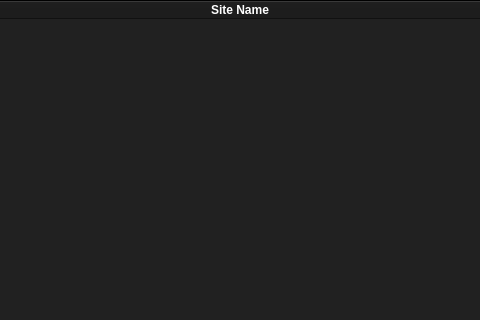
This is ui/blockedweb.ui in HowePersonal/DistractionBlocker as Qt 5 draws it before an edit; both pictures show x 207 to 687 and y 0 to 320 of the 894 by 866 pixel window. The edited form follows.
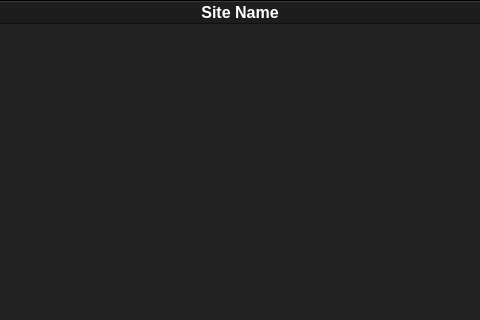
This is the edited form.

```diff
--- a/ui/blockedweb.ui
+++ b/ui/blockedweb.ui
@@ -94,10 +94,14 @@
 QHeaderView::section {
 	background-color: rgb(24,24,24);
 	color: white;
+	font-size: 16px;
+	font-weight: bold;
+	font-family: &quot;roboto&quot;;
 }
 
 QTableWidget::item {
 	color: white;
+	font: 75 10pt &quot;Segoe UI&quot;;
 }</string>
      </property>
      <property name="alternatingRowColors">
```
